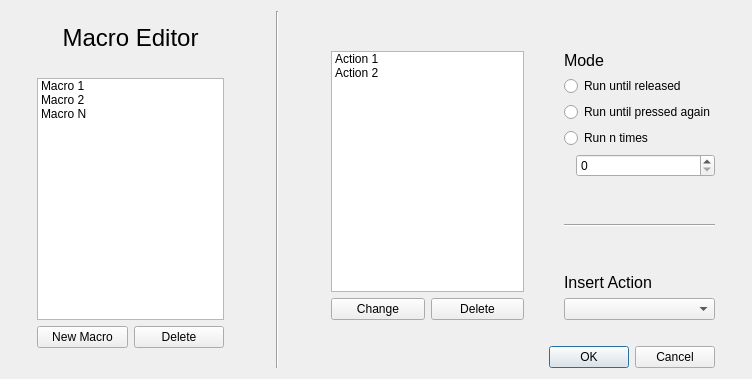
The window that client/buttonbox_client/ui/macro_editor.ui (TheCheese42/buttonbox) describes before a commit, drawn with Qt 5.
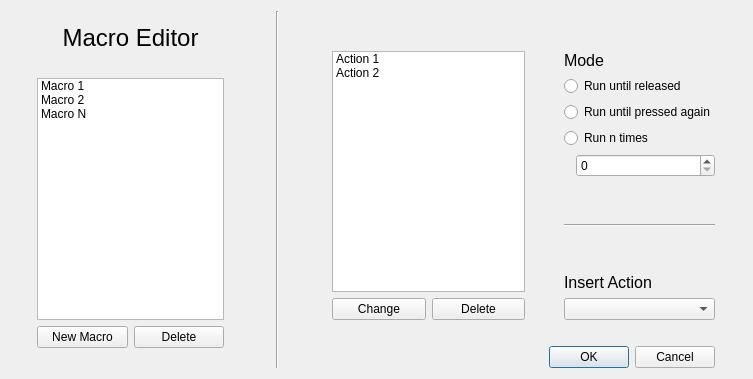
The same window after the commit. Icons and pictures are not drawn.

```diff
--- a/client/buttonbox_client/ui/macro_editor.ui
+++ b/client/buttonbox_client/ui/macro_editor.ui
@@ -6,7 +6,7 @@
    <rect>
     <x>0</x>
     <y>0</y>
-    <width>752</width>
+    <width>753</width>
     <height>379</height>
    </rect>
   </property>
```
Left out of the diff: 9 changed lines with no effect on the pictures.
